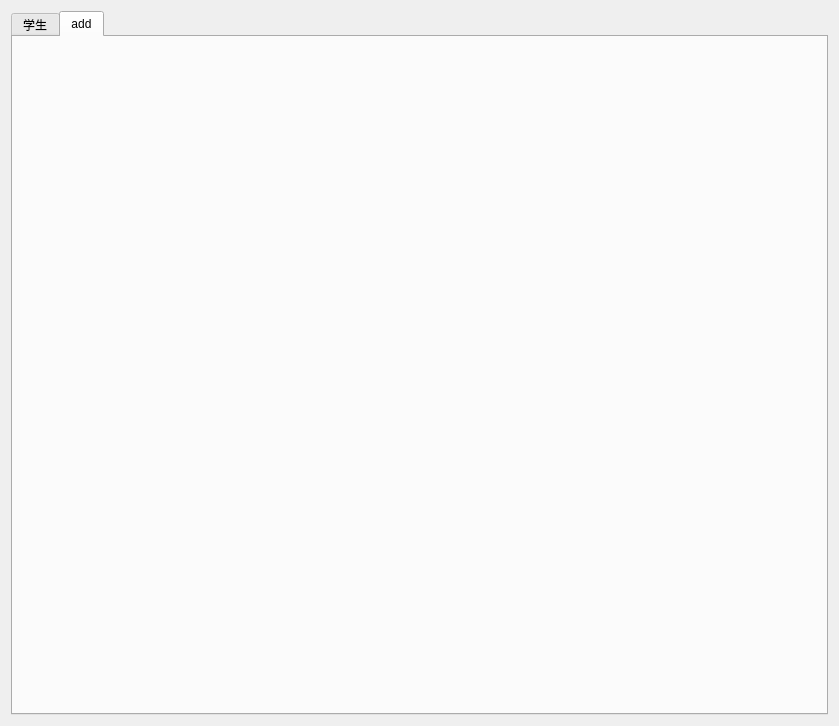
Before: the Qt Designer form StuVsProject/rootSmall.ui in ZiYiWang-create/stuVsProject, drawn with Qt 5.
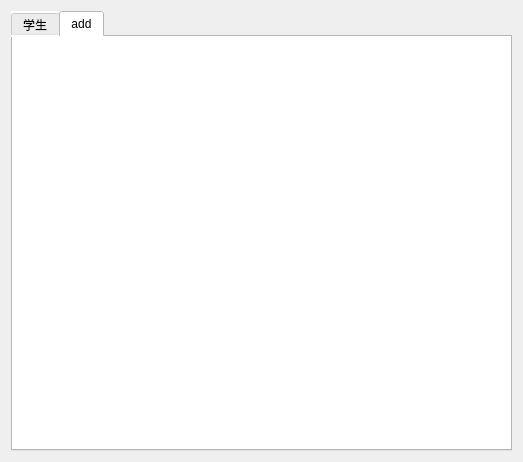
After: the same form once the commit is applied. The open tabs and pages were chosen to show the change. Custom widgets are drawn as their Qt base class.

The edit to the form file:
```diff
--- a/StuVsProject/rootSmall.ui
+++ b/StuVsProject/rootSmall.ui
@@ -6,8 +6,8 @@
    <rect>
     <x>0</x>
     <y>0</y>
-    <width>839</width>
-    <height>726</height>
+    <width>523</width>
+    <height>462</height>
    </rect>
   </property>
   <property name="windowTitle">
@@ -19,6 +19,11 @@
   <layout class="QGridLayout" name="gridLayout_2">
    <item row="0" column="0">
     <widget class="QTabWidget" name="tabWidget">
+     <property name="styleSheet">
+      <string notr="true">background-color: rgb(161, 161, 255);
+background-color: rgb(255, 255, 255);
+</string>
+     </property>
      <property name="currentIndex">
       <number>1</number>
      </property>
@@ -77,7 +82,7 @@
          <property name="sizeHint" stdset="0">
           <size>
            <width>20</width>
-           <height>92</height>
+           <height>130</height>
           </size>
          </property>
         </spacer>
@@ -89,7 +94,7 @@
          </property>
          <property name="sizeHint" stdset="0">
           <size>
-           <width>210</width>
+           <width>228</width>
            <height>20</height>
           </size>
          </property>
@@ -99,17 +104,20 @@
         <widget class="QStackedWidget" name="stackedWidget">
          <property name="minimumSize">
           <size>
-           <width>350</width>
-           <height>450</height>
+           <width>314</width>
+           <height>375</height>
           </size>
          </property>
          <property name="maximumSize">
           <size>
-           <width>350</width>
-           <height>450</height>
+           <width>341</width>
+           <height>375</height>
           </size>
          </property>
-         <widget class="rootInsertTeacher" name="teacherPage" native="true"/>
+         <property name="styleSheet">
+          <string notr="true">background-color: rgb(255, 255, 255);</string>
+         </property>
+         <widget class="rootInsertTeacher" name="teacherPage"/>
          <widget class="rootInsertStu" name="studentPage"/>
         </widget>
        </item>
@@ -120,7 +128,7 @@
          </property>
          <property name="sizeHint" stdset="0">
           <size>
-           <width>209</width>
+           <width>227</width>
            <height>20</height>
           </size>
          </property>
@@ -134,7 +142,7 @@
          <property name="sizeHint" stdset="0">
           <size>
            <width>20</width>
-           <height>92</height>
+           <height>129</height>
           </size>
          </property>
         </spacer>
```
Left out of the diff: 14 changed lines with no effect on the pictures.
